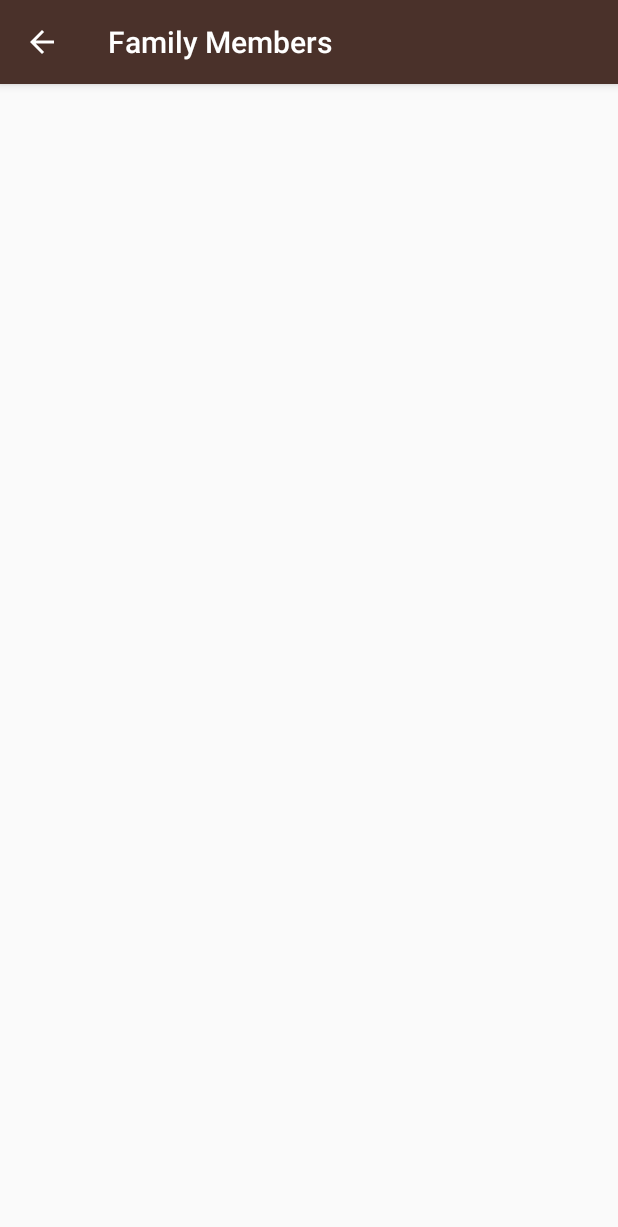
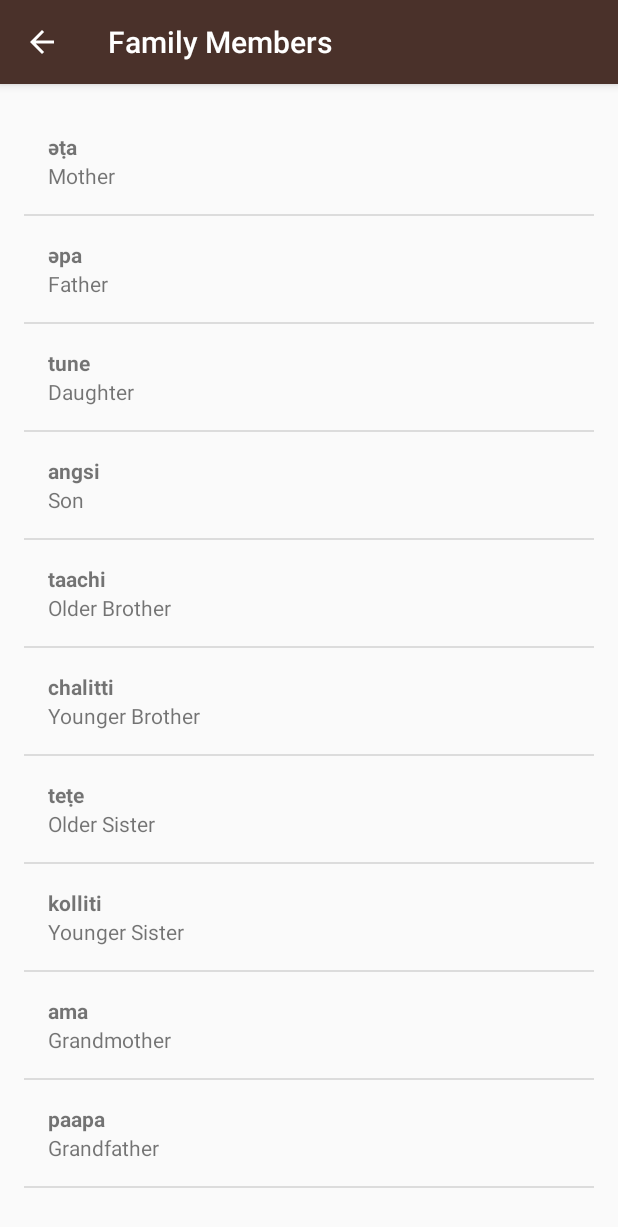
Before and after one commit to suri743/Mwiok-by-Udacity-, an Android app: the FamilyMembers screen opened directly, with no data from a screen before it, on a phone screen of 412 x 824 dp. Shown: the top 1227 px of the screen. Run offline under Robolectric (Android 15) with nearby library versions, the phone set to English and light mode, and no system bars.

```diff
--- a/app/src/main/java/com/example/miwok/FamilyMembers.java
+++ b/app/src/main/java/com/example/miwok/FamilyMembers.java
@@ -3,14 +3,36 @@ package com.example.miwok;
 import androidx.appcompat.app.AppCompatActivity;
 
 import android.os.Bundle;
+import android.widget.ListView;
+
+import java.util.ArrayList;
 
 public class FamilyMembers extends AppCompatActivity {
 
     @Override
     protected void onCreate(Bundle savedInstanceState) {
         super.onCreate(savedInstanceState);
-        setContentView(R.layout.activity_family_members);
+        setContentView(R.layout.word_list);
 
         getSupportActionBar().setDisplayHomeAsUpEnabled(true);
+
+        //Create array of Words by Word type --> Word.java
+        ArrayList<Word> words = new ArrayList<Word>();
+        words.add(new Word("Mother","әṭa"));
+        words.add(new Word("Father","әpa"));
+        words.add(new Word("Daughter", "tune"));
+        words.add(new Word("Son", "angsi"));
+        words.add(new Word("Older Brother", "taachi"));
+        words.add(new Word("Younger Brother", "chalitti"));
+        words.add(new Word("Older Sister", "teṭe"));
+        words.add(new Word("Younger Sister", "kolliti"));
+        words.add(new Word("Grandmother", "ama"));
+        words.add(new Word("Grandfather", "paapa"));
+
+        WordAdapter familyAdapter = new WordAdapter(this, words);
+
+        ListView familyView = findViewById(R.id.lView);
+
+        familyView.setAdapter(familyAdapter);
     }
 }
--- a/app/src/main/java/com/example/miwok/Numbers.java
+++ b/app/src/main/java/com/example/miwok/Numbers.java
@@ -2,11 +2,7 @@ package com.example.miwok;
 
 import android.annotation.SuppressLint;
 import android.os.Bundle;
-import android.widget.ArrayAdapter;
-import android.widget.GridView;
-import android.widget.LinearLayout;
 import android.widget.ListView;
-import android.widget.TextView;
 
 import androidx.appcompat.app.AppCompatActivity;
 
@@ -21,7 +17,7 @@ public class Numbers extends AppCompatActivity {
     @Override
     protected void onCreate(Bundle savedInstanceState) {
         super.onCreate(savedInstanceState);
-        setContentView(R.layout.activity_numbers);
+        setContentView(R.layout.word_list);
 
         Objects.requireNonNull(getSupportActionBar()).setDisplayHomeAsUpEnabled(true); //To show back button on toolbar
 
--- a/app/src/main/res/layout/list_item.xml
+++ b/app/src/main/res/layout/list_item.xml
@@ -11,6 +11,7 @@
         android:layout_width="match_parent"
         android:layout_height="wrap_content"
         tools:text="lutti"
+        android:textStyle="bold"
         android:id="@+id/miwok_text_view"/>
 
     <TextView
--- /dev/null
+++ b/app/src/main/res/layout/word_list.xml
@@ -0,0 +1,15 @@
+<?xml version="1.0" encoding="utf-8"?>
+<ListView
+    xmlns:android="http://schemas.android.com/apk/res/android"
+    xmlns:app="http://schemas.android.com/apk/res-auto"
+    xmlns:tools="http://schemas.android.com/tools"
+    android:layout_width="match_parent"
+    android:layout_height="match_parent"
+    android:paddingBottom="@dimen/activity_vertical_margin"
+    android:paddingLeft="@dimen/activity_horizontal_margin"
+    android:paddingRight="@dimen/activity_horizontal_margin"
+    android:paddingTop="@dimen/activity_vertical_margin"
+    android:id="@+id/lView"
+    tools:context=".Numbers">
+
+</ListView>
```
Also changed, not shown: app/src/main/java/com/example/miwok/Phrases.java (+23 -1 lines), app/src/main/java/com/example/miwok/colors.java (+23 -2 lines).
